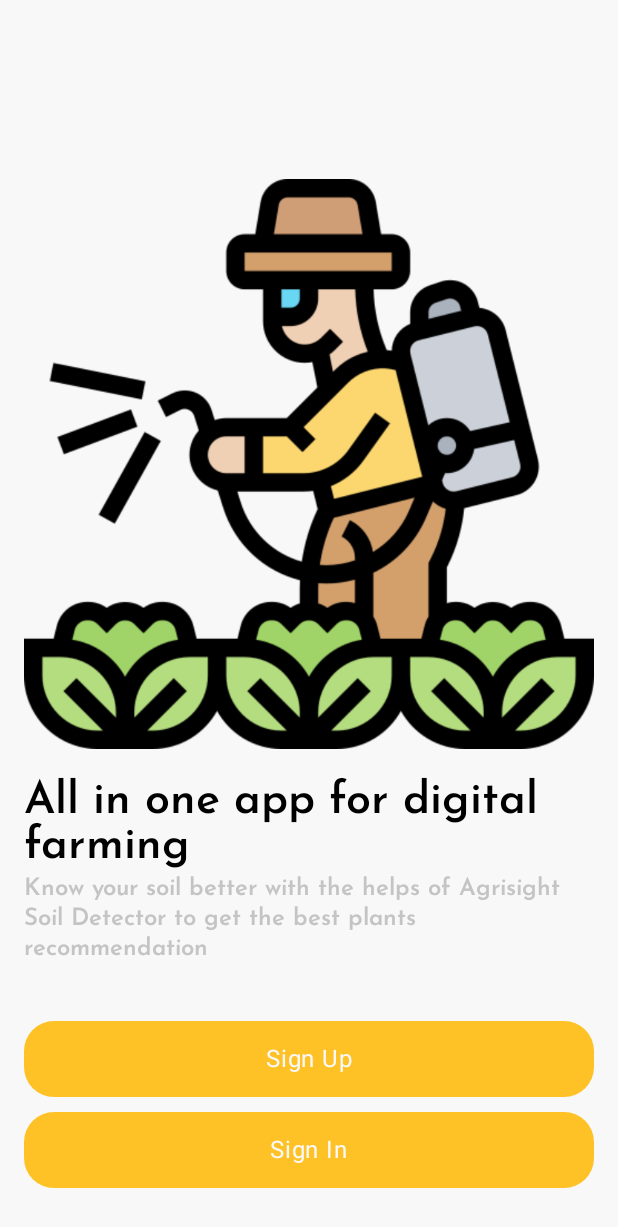
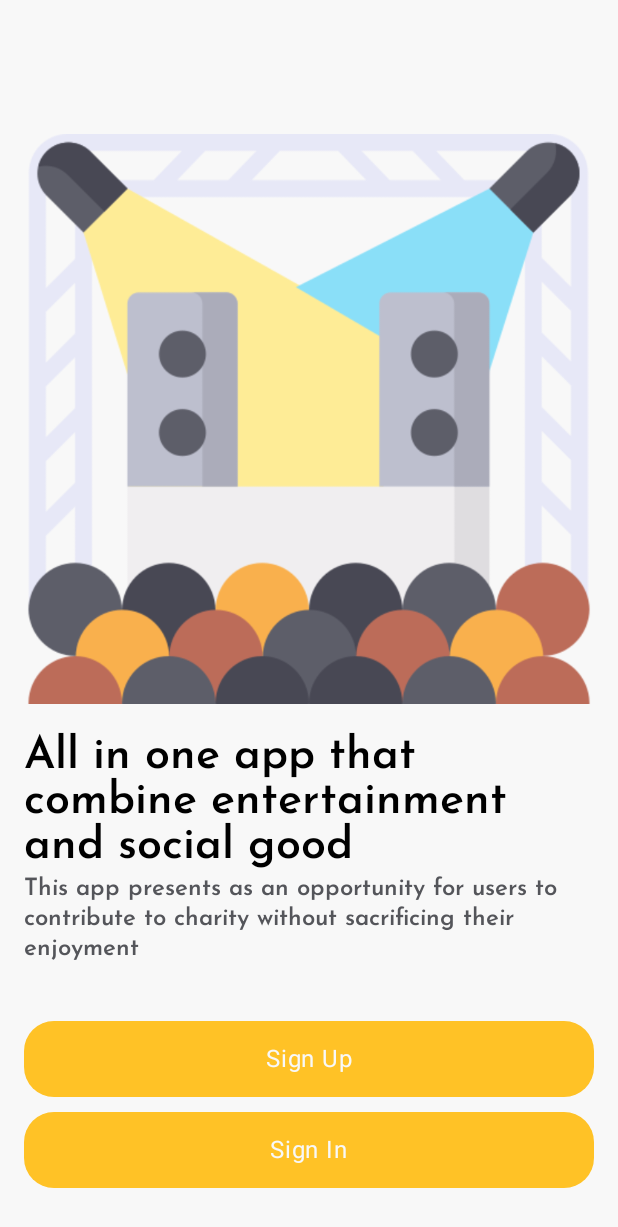
Before and after one commit to ramsi123/GigsAndCare, an Android app built with Jetpack Compose: the screen it shows after launch (MainActivity), on a phone screen of 412 x 824 dp. Shown: the top 1227 px of the screen. Run offline under Robolectric (Android 15) with nearby library versions, the phone set to English and light mode, and no system bars; our stand-ins replace Firebase (no records; nobody signed in at launch, a user with empty details on screens opened directly), accompanist; Roboto replaces fonts that are not available here.

Commit message:
change authentication design

```diff
--- a/app/src/main/java/com/example/gigsandcare/components/AuthHeaderView.kt
+++ b/app/src/main/java/com/example/gigsandcare/components/AuthHeaderView.kt
@@ -43,7 +43,7 @@ fun AuthHeaderView(
         ) {
             Image(
                 modifier = Modifier.size(50.dp),
-                bitmap = ImageBitmap.imageResource(id = R.drawable.soil),
+                bitmap = ImageBitmap.imageResource(id = R.drawable.auth_icon),
                 contentDescription = null
             )
             Text(
--- a/app/src/main/java/com/example/gigsandcare/ui/screen/welcome/component/WelcomeContent.kt
+++ b/app/src/main/java/com/example/gigsandcare/ui/screen/welcome/component/WelcomeContent.kt
@@ -30,8 +30,8 @@ import androidx.compose.ui.unit.dp
 import androidx.compose.ui.unit.sp
 import com.example.gigsandcare.R
 import com.example.gigsandcare.ui.theme.colorPrimary
+import com.example.gigsandcare.ui.theme.darkGray
 import com.example.gigsandcare.ui.theme.ghostWhite
-import com.example.gigsandcare.ui.theme.lightGray
 import com.example.gigsandcare.util.Constants.SIGN_IN_BUTTON
 import com.example.gigsandcare.util.Constants.SIGN_UP_BUTTON
 import com.example.gigsandcare.util.Constants.WELCOME_DESCRIPTION
@@ -82,7 +82,7 @@ fun WelcomeContent(
                     .fillMaxWidth()
                     .padding(bottom = 40.dp),
                 text = WELCOME_DESCRIPTION,
-                color = lightGray,
+                color = darkGray,
                 style = TextStyle(
                     fontSize = 16.sp,
                     fontFamily = FontFamily(Font(R.font.josefin_sans_semibold))
--- a/app/src/main/java/com/example/gigsandcare/util/Constants.kt
+++ b/app/src/main/java/com/example/gigsandcare/util/Constants.kt
@@ -30,8 +30,8 @@ object Constants {
 
     // Texts
     const val TITLE = "Gigs & Care"
-    const val WELCOME_TITLE = "All in one app for digital farming"
-    const val WELCOME_DESCRIPTION = "Know your soil better with the helps of Agrisight Soil Detector to get the best plants recommendation"
+    const val WELCOME_TITLE = "All in one app that combine entertainment and social good"
+    const val WELCOME_DESCRIPTION = "This app presents as an opportunity for users to contribute to charity without sacrificing their enjoyment"
     const val SIGN_UP_TITLE = "Create your new account"
     const val SIGN_UP_TITLE_WORD = "Create"
     const val SIGN_UP = "Sign Up"
```
Also changed, not shown: app/src/main/res/drawable/auth_icon.png (added), app/src/main/res/drawable/soil.png (deleted), app/src/main/res/drawable/welcome_picture.png.
